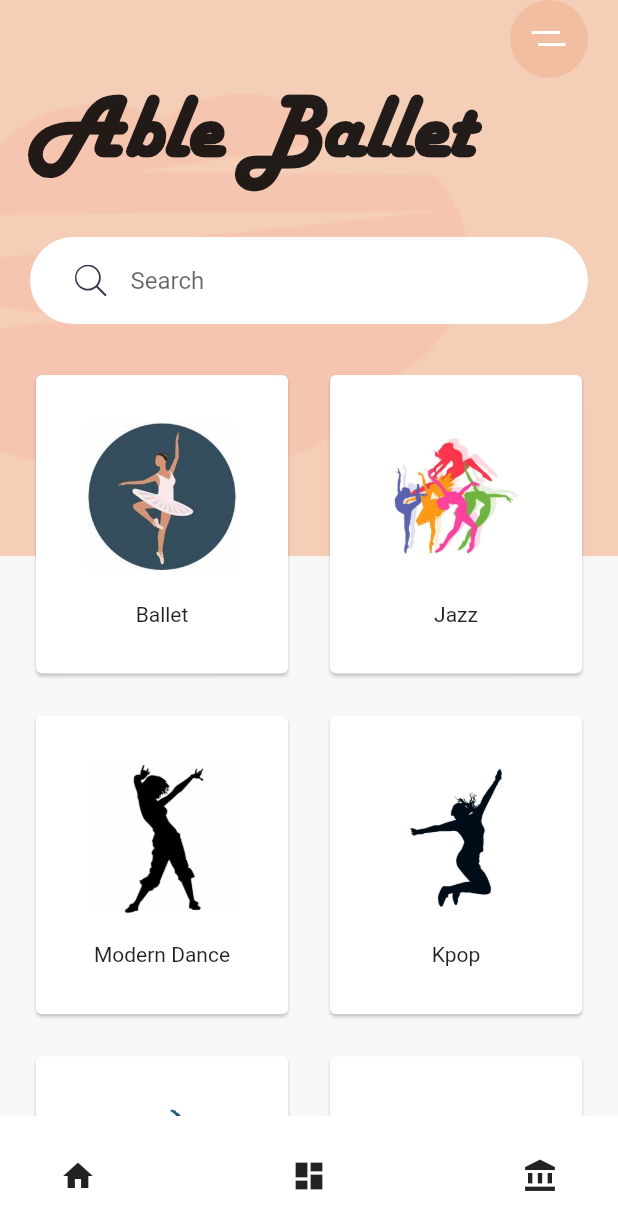
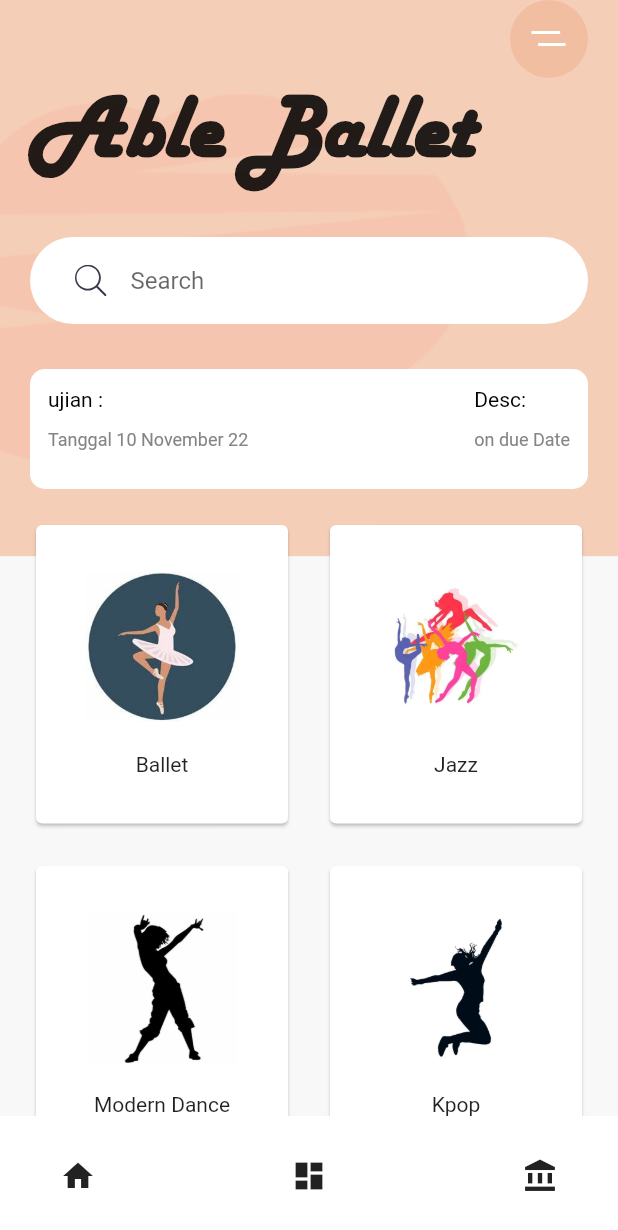
Before and after one commit to muslimah27/MusVenFitP, a Flutter app: the screen it shows after launch, on a phone screen of 412 x 824 dp. Shown: the top 1230 px of the screen. Run offline on Flutter 3.47's test engine with Material 2 defaults, Android fonts, the phone set to English and light mode, and no system bars; our stand-ins replace flutter_svg.

Commit message:
infon ujian

```diff
--- a/lib/main.dart
+++ b/lib/main.dart
@@ -73,6 +73,84 @@ class HomeScreen extends StatelessWidget {
                         fontSize: 60),
                   ),
                   SearchBar(),
+                  Container(
+                      height: 80,
+                      width: 450,
+                      child: Container(
+                        padding: EdgeInsets.all(12),
+                        decoration: BoxDecoration(
+                            color: Colors.white,
+                            borderRadius: BorderRadius.circular(10)),
+                        child: Column(
+                            crossAxisAlignment: CrossAxisAlignment.start,
+                            children: [
+                              Row(
+                                mainAxisAlignment:
+                                    MainAxisAlignment.spaceBetween,
+                                children: [
+                                  Container(
+                                    child: Column(
+                                        crossAxisAlignment:
+                                            CrossAxisAlignment.start,
+                                        children: [
+                                          Text(
+                                            "ujian :",
+                                            style:
+                                                TextStyle(color: Colors.black),
+                                          ),
+                                          SizedBox(
+                                            height: 12,
+                                          ),
+                                          Container(
+                                            child: Column(
+                                              children: [
+                                                Text(
+                                                  "Tanggal 10 November 22",
+                                                  style: TextStyle(
+                                                      color: Color.fromARGB(
+                                                          255, 132, 132, 132),
+                                                      fontSize: 12),
+                                                )
+                                              ],
+                                            ),
+                                          )
+                                        ]),
+                                  ),
+                                  Container(
+                                    child: Column(
+                                        crossAxisAlignment:
+                                            CrossAxisAlignment.start,
+                                        children: [
+                                          Text(
+                                            "Desc:",
+                                            style:
+                                                TextStyle(color: Colors.black),
+                                          ),
+                                          SizedBox(
+                                            height: 12,
+                                          ),
+                                          Container(
+                                            child: Column(
+                                              children: [
+                                                Text(
+                                                  "on due Date",
+                                                  style: TextStyle(
+                                                      color: Color.fromARGB(
+                                                          255, 132, 132, 132),
+                                                      fontSize: 12),
+                                                )
+                                              ],
+                                            ),
+                                          )
+                                        ]),
+                                  )
+                                ],
+                              ),
+                            ]),
+                      )),
+                  SizedBox(
+                    height: 20,
+                  ),
                   Expanded(
                     child: GridView.count(
                       physics: NeverScrollableScrollPhysics(),
```
